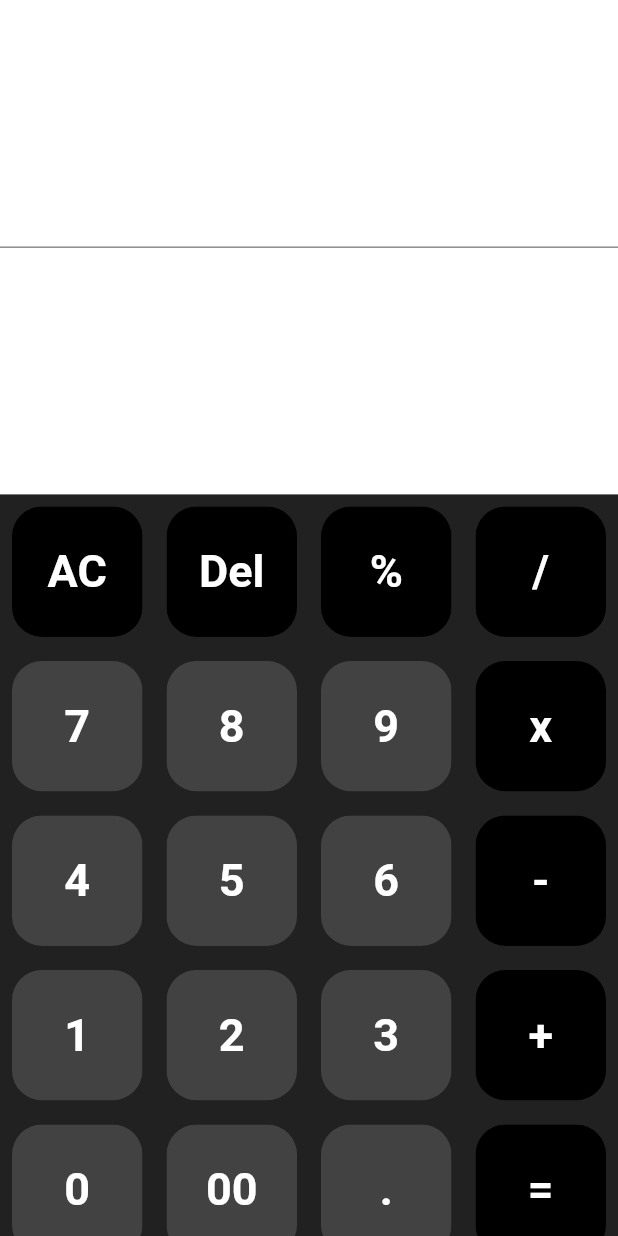
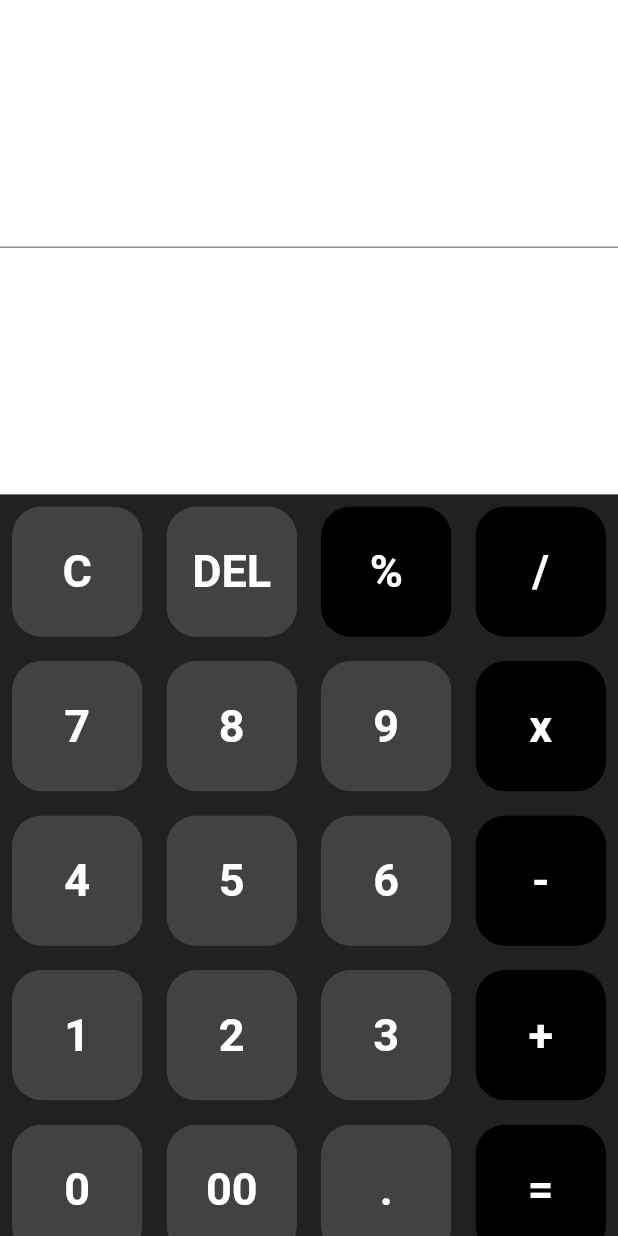
Before and after one commit to EraganX/Flutter_Calculator, a Flutter app: the screen it shows after launch, on a phone screen of 412 x 824 dp. Run offline on Flutter 3.47's test engine with Material 2 defaults, Android fonts, the phone set to English and light mode, and no system bars.

Commit message:
Clear and Del added

```diff
--- a/lib/screen/homePage.dart
+++ b/lib/screen/homePage.dart
@@ -15,7 +15,7 @@ class _homePageState extends State<homePage> {
   var answer="";
 
   final List<String> buttons=[
-    "AC" , "Del", "%", "/",
+    "C" , "DEL", "%", "/",
     "7" , "8", "9", "x",
     "4" , "5", "6", "-",
     "1" , "2", "3", "+",
```
